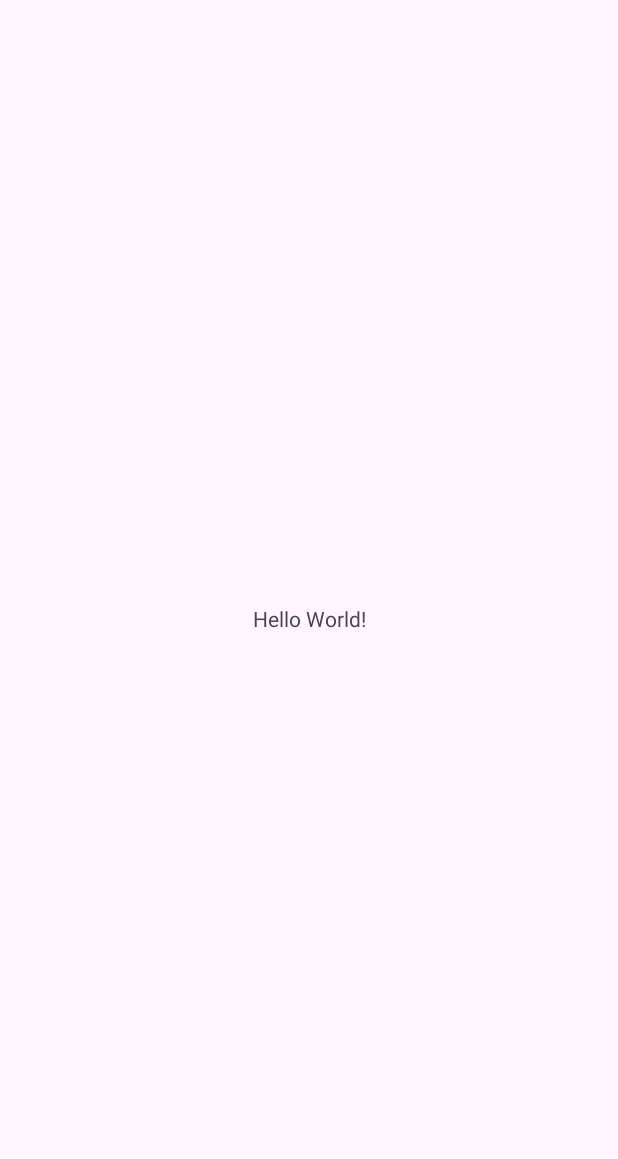
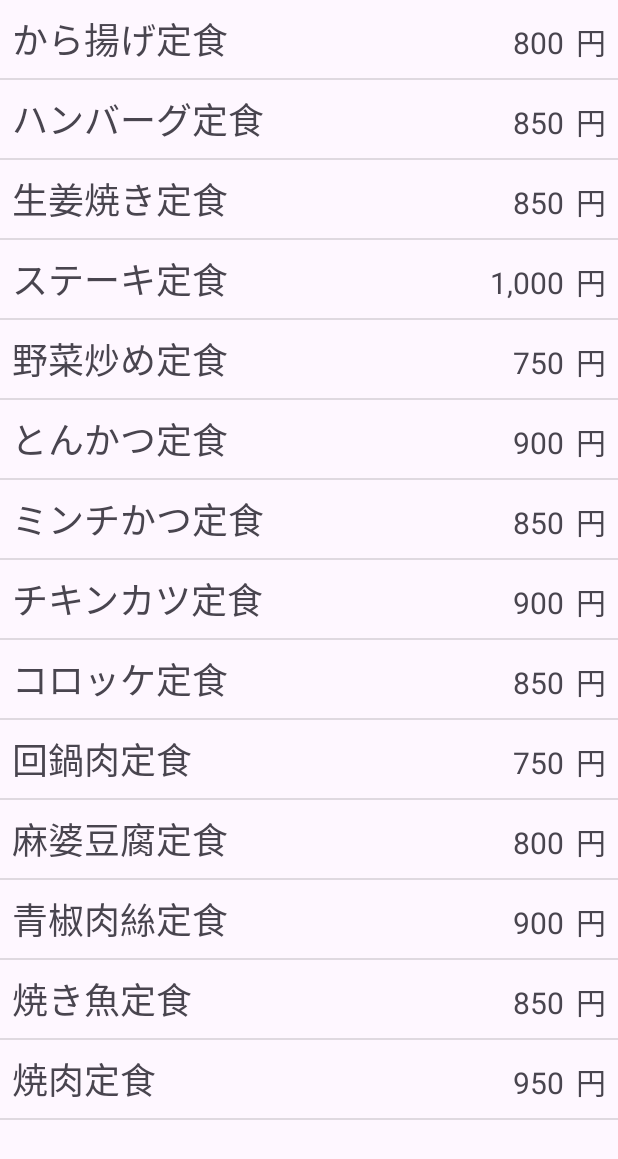
Before and after one commit to itc-s22021/Android1, an Android app: the screen it shows after launch (MainActivity), on a phone screen of 412 x 824 dp. Before the commit the part shown is almost empty. Shown: the top 1159 px of the screen. Run offline under Robolectric (Android 15) with nearby library versions, the phone set to English and light mode, and no system bars.

Commit message:
途中経過

```diff
--- a/app/src/main/AndroidManifest.xml
+++ b/app/src/main/AndroidManifest.xml
@@ -13,6 +13,9 @@
         android:theme="@style/Theme.IntentSample"
         tools:targetApi="31">
         <activity
+            android:name=".MenuThenksActivity"
+            android:exported="false" />
+        <activity
             android:name=".MainActivity"
             android:exported="true">
             <intent-filter>
--- a/app/src/main/java/jp/ac/it_college/std/s22021/intentsample/MainActivity.kt
+++ b/app/src/main/java/jp/ac/it_college/std/s22021/intentsample/MainActivity.kt
@@ -1,11 +1,45 @@
 package jp.ac.it_college.std.s22021.intentsample
 
+import android.content.Intent
+import android.os.Bundle
 import androidx.appcompat.app.AppCompatActivity
-import android.os.Bundle
+import androidx.recyclerview.widget.DividerItemDecoration
+import androidx.recyclerview.widget.LinearLayoutManager
+import jp.ac.it_college.std.s22021.intentsample.databinding.ActivityMainBinding
 
 class MainActivity : AppCompatActivity() {
+    private lateinit var binding: ActivityMainBinding
+
     override fun onCreate(savedInstanceState: Bundle?) {
         super.onCreate(savedInstanceState)
-        setContentView(R.layout.activity_main)
+        binding = ActivityMainBinding.inflate(layoutInflater)
+        setContentView(binding.root)
+
+        // RecyclerView にアダプタとか使うための初期設定。
+        // 呼び出すプロパティ・メソッドがいっぱいあるので apply 関数で短縮してる。
+        binding.lvMenu.apply {
+            // アダプタとデータをセット
+            adapter = MenuListAdapter(menuList) { name, price ->
+                /* アイテムを選択されたときの処理はここに書くことができる。 */
+                // インテントオブジェクトの作成
+                val intent2MenuThanks = Intent(
+                    this@MainActivity,
+                    MenuThanksActivity::class.java
+                )
+                // 次の画面に送るデータをセットする
+                intent2MenuThanks.putExtra("menuName", name)
+                intent2MenuThanks.putExtra("menuPrice", price)
+                // 次の画面を起動
+                startActivity(intent2MenuThanks)
+            }
+
+            // RecyclerView の表示に関する設定
+            LinearLayoutManager(this@MainActivity).let {
+                // 直線的(垂直方向)に並べる
+                layoutManager = it
+                // 区切り線を並べる方向に合わせて表示する
+                addItemDecoration(DividerItemDecoration(this@MainActivity, it.orientation))
+            }
+        }
     }
 }
--- /dev/null
+++ b/app/src/main/java/jp/ac/it_college/std/s22021/intentsample/Menu.kt
@@ -0,0 +1,20 @@
+package jp.ac.it_college.std.s22021.intentsample
+
+data class Menu(val name: String, val price: Int)
+
+val menuList = listOf(
+    Menu("から揚げ定食", 800),
+    Menu("ハンバーグ定食", 850),
+    Menu("生姜焼き定食", 850),
+    Menu("ステーキ定食", 1000),
+    Menu("野菜炒め定食", 750),
+    Menu("とんかつ定食", 900),
+    Menu("ミンチかつ定食", 850),
+    Menu("チキンカツ定食", 900),
+    Menu("コロッケ定食", 850),
+    Menu("回鍋肉定食", 750),
+    Menu("麻婆豆腐定食", 800),
+    Menu("青椒肉絲定食", 900),
+    Menu("焼き魚定食", 850),
+    Menu("焼肉定食", 950),
+)
--- /dev/null
+++ b/app/src/main/java/jp/ac/it_college/std/s22021/intentsample/MenuListAdapter.kt
@@ -0,0 +1,39 @@
+package jp.ac.it_college.std.s22021.intentsample
+
+import android.view.LayoutInflater
+import android.view.ViewGroup
+import androidx.recyclerview.widget.RecyclerView
+import jp.ac.it_college.std.s22021.intentsample.databinding.MenuRowBinding
+
+class MenuListAdapter(
+    private val data: List<Menu>,
+    private val callback: (String, Int) -> Unit
+) :
+    RecyclerView.Adapter<MenuListAdapter.ViewHolder>() {
+
+    class ViewHolder(val binding: MenuRowBinding) : RecyclerView.ViewHolder(binding.root)
+
+    override fun onCreateViewHolder(parent: ViewGroup, viewType: Int): ViewHolder =
+        ViewHolder(
+            MenuRowBinding.inflate(
+                LayoutInflater.from(parent.context), parent, false
+            )
+        )
+
+
+    override fun getItemCount(): Int = data.size
+
+    override fun onBindViewHolder(holder: ViewHolder, position: Int) {
+        val menu = data[position]
+        holder.binding.apply {
+            tvName.text = menu.name
+            tvPrice.text = "%,d".format(menu.price)
+            root.setOnClickListener {
+                // この Adapter を使う側に、選択された定食名と価格をパラメータとしてコールバック
+                callback(menu.name, menu.price)
+            }
+        }
+    }
+
+
+}
--- a/app/src/main/res/layout/activity_main.xml
+++ b/app/src/main/res/layout/activity_main.xml
@@ -6,13 +6,12 @@
     android:layout_height="match_parent"
     tools:context=".MainActivity">
 
-    <TextView
-        android:layout_width="wrap_content"
-        android:layout_height="wrap_content"
-        android:text="Hello World!"
+    <androidx.recyclerview.widget.RecyclerView
+        android:id="@+id/lvMenu"
+        android:layout_width="0dp"
+        android:layout_height="0dp"
         app:layout_constraintBottom_toBottomOf="parent"
         app:layout_constraintEnd_toEndOf="parent"
         app:layout_constraintStart_toStartOf="parent"
         app:layout_constraintTop_toTopOf="parent" />
-
 </androidx.constraintlayout.widget.ConstraintLayout>
--- /dev/null
+++ b/app/src/main/res/layout/menu_row.xml
@@ -0,0 +1,41 @@
+<?xml version="1.0" encoding="utf-8"?>
+<androidx.constraintlayout.widget.ConstraintLayout xmlns:android="http://schemas.android.com/apk/res/android"
+    xmlns:app="http://schemas.android.com/apk/res-auto"
+    xmlns:tools="http://schemas.android.com/tools"
+    android:layout_width="match_parent"
+    android:layout_height="wrap_content"
+    android:background="?attr/selectableItemBackground">
+
+    <TextView
+        android:id="@+id/tvName"
+        android:layout_width="wrap_content"
+        android:layout_height="wrap_content"
+        android:layout_marginStart="8dp"
+        android:layout_marginTop="8dp"
+        android:layout_marginBottom="8dp"
+        android:textSize="24sp"
+        app:layout_constraintBottom_toBottomOf="parent"
+        app:layout_constraintStart_toStartOf="parent"
+        app:layout_constraintTop_toTopOf="parent"
+        tools:text="から揚げ定食" />
+
+    <TextView
+        android:id="@+id/tvYen"
+        android:layout_width="wrap_content"
+        android:layout_height="wrap_content"
+        android:layout_marginEnd="8dp"
+        android:text="@string/tv_yen"
+        android:textSize="20sp"
+        app:layout_constraintBaseline_toBaselineOf="@+id/tvName"
+        app:layout_constraintEnd_toEndOf="parent" />
+
+    <TextView
+        android:id="@+id/tvPrice"
+        android:layout_width="wrap_content"
+        android:layout_height="wrap_content"
+        android:layout_marginEnd="8dp"
+        android:textSize="20sp"
+        app:layout_constraintBaseline_toBaselineOf="@+id/tvName"
+        app:layout_constraintEnd_toStartOf="@+id/tvYen"
+        tools:text="850" />
+</androidx.constraintlayout.widget.ConstraintLayout>
--- a/app/src/main/res/values-night/themes.xml
+++ /dev/null
@@ -1,7 +0,0 @@
-<resources xmlns:tools="http://schemas.android.com/tools">
-    <!-- Base application theme. -->
-    <style name="Base.Theme.IntentSample" parent="Theme.Material3.DayNight.NoActionBar">
-        <!-- Customize your dark theme here. -->
-        <!-- <item name="colorPrimary">@color/my_dark_primary</item> -->
-    </style>
-</resources>
--- a/app/src/main/res/values/strings.xml
+++ b/app/src/main/res/values/strings.xml
@@ -1,3 +1,7 @@
 <resources>
-    <string name="app_name">intentSample</string>
+    <string name="app_name">IntentSample</string>
+    <string name="tv_thx_title">注文完了</string>
+    <string name="tv_thx_desc">以下のメニューのご注文を受け付けました。\nご注文ありがとうございました。</string>
+    <string name="bt_thx_back">リストに戻る</string>
+    <string name="tv_yen">円</string>
 </resources>
```
Also changed, not shown: app/src/main/java/jp/ac/it_college/std/s22021/intentsample/MenuThenksActivity.kt (added, +29 -0 lines), app/src/main/res/layout/activity_menu_thenks.xml (added, +76 -0 lines).
